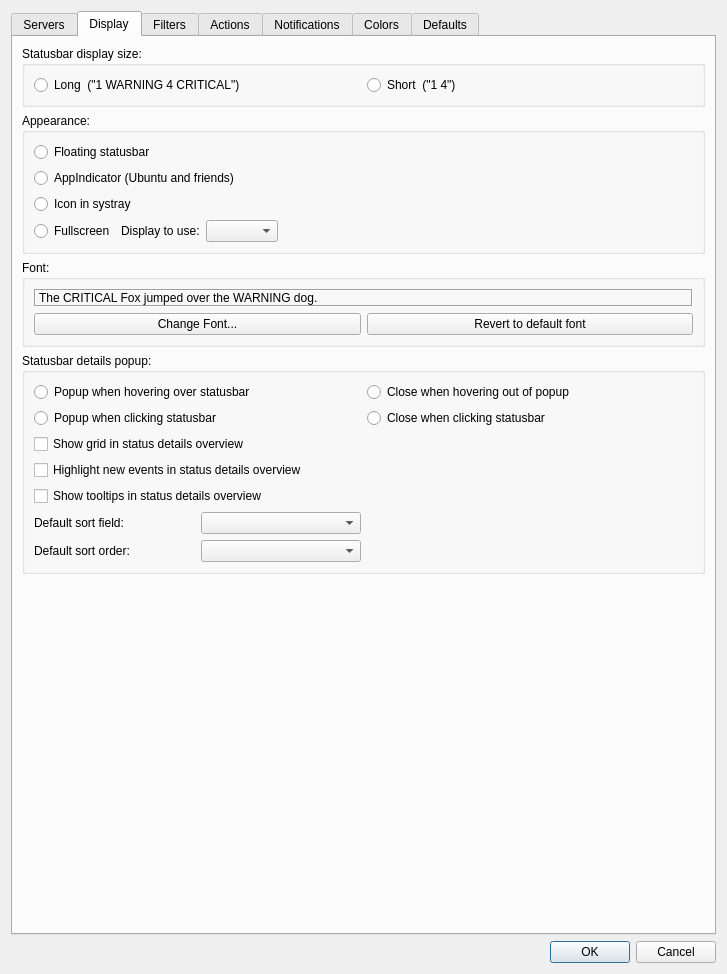
First picture: the form in Nagstamon/Nagstamon/QUI/settings_main.ui, repository HenriWahl/Nagstamon, before the edit.
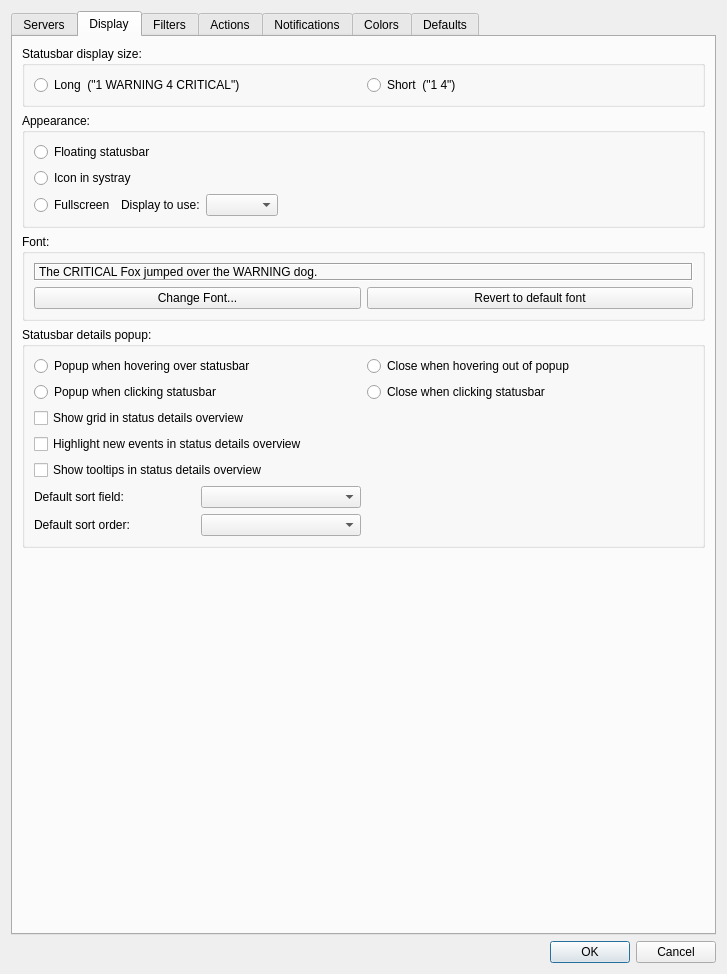
Second picture: the form after the edit. The open tabs and pages were chosen to show the change.

Commit message: fixed regression not-staying-on-all-desktops-in-Linux bug

```diff
--- a/Nagstamon/Nagstamon/QUI/settings_main.ui
+++ b/Nagstamon/Nagstamon/QUI/settings_main.ui
@@ -370,7 +370,7 @@
           <string>Appearance:</string>
          </property>
          <layout class="QGridLayout" name="gridLayout_17">
-          <item row="3" column="0">
+          <item row="2" column="0">
            <layout class="QHBoxLayout" name="horizontalLayout_16">
             <item>
              <widget class="QRadioButton" name="input_radiobutton_fullscreen">
@@ -408,20 +408,13 @@
             </item>
            </layout>
           </item>
-          <item row="2" column="0">
+          <item row="1" column="0">
            <widget class="QRadioButton" name="input_radiobutton_icon_in_systray">
             <property name="text">
              <string>Icon in systray</string>
             </property>
            </widget>
           </item>
-          <item row="1" column="0">
-           <widget class="QRadioButton" name="input_radiobutton_appindicator">
-            <property name="text">
-             <string>AppIndicator (Ubuntu and friends)</string>
-            </property>
-           </widget>
-          </item>
           <item row="0" column="0">
            <widget class="QRadioButton" name="input_radiobutton_statusbar_floating">
             <property name="text">
```
Left out of the diff: 5 changed lines with no effect on the pictures. The commit also changes 2 other files.
